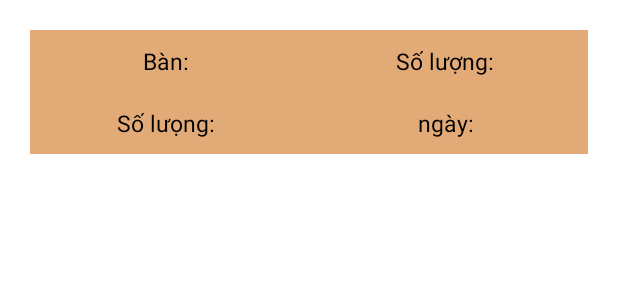
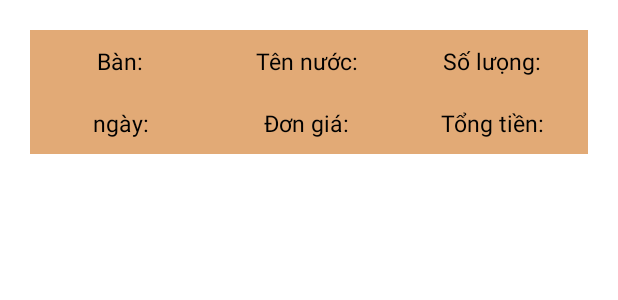
Before and after one commit to Tin-ngo/Coffee_App, an Android app: the layout item_datban_thungan.xml on its own in the app's theme, with its tools: preview values and no code run, on a phone screen of 412 x 824 dp. Shown: the top 300 px of the screen. Run offline under Robolectric (Android 15) with nearby library versions, the phone set to English and light mode, and no system bars.

Commit message:
Coffe_App 19it4

```diff
--- a/CoffeApp/app/src/main/java/com/example/coffeapp/OBJ_Datnuoc.kt
+++ b/CoffeApp/app/src/main/java/com/example/coffeapp/OBJ_Datnuoc.kt
@@ -7,4 +7,5 @@ package com.example.coffeapp
 //}
 
 class OBJ_Datnuoc(var idDatnuoc: Int, var idSoban : Int, var idNuoc: Int,
-                  var soluong:Int, var ngay:String, var thanhtoan: Int,var Xong_Don:Int, var tenNuoc:String )
+                  var soluong:Int, var ngay:String, var thanhtoan: Int,
+                  var Xong_Don:Int, var tenNuoc:String, var GiaNiemYet: Double ){}
--- /dev/null
+++ b/CoffeApp/app/src/main/java/com/example/coffeapp/OBJ_Datnuoc_Giathanh.kt
@@ -0,0 +1,6 @@
+package com.example.coffeapp
+
+class OBJ_Datnuoc_Giathanh(var idDatnuoc: Int, var idSoban : Int, var idNuoc: Int,
+                           var soluong:Int, var ngay:String, var thanhtoan: Int,
+                           var Xong_Don:Int, var tenNuoc:String, var GiaNiemYet: Double ) {
+}
--- a/CoffeApp/app/src/main/java/com/example/coffeapp/PV/PhucvuActivity.kt
+++ b/CoffeApp/app/src/main/java/com/example/coffeapp/PV/PhucvuActivity.kt
@@ -266,8 +266,11 @@ class PhucvuActivity : AppCompatActivity() {
                             myListView_phucvu_activity.onItemClickListener = AdapterView.OnItemClickListener {
                                 adapterView, view, position, id ->
 
+                                // HIỂN THỊ LIST VIEW
                                 var dialog = CustomDialogFragment_PV(position)   //hiển thị dialog khi click
                                 dialog.show(supportFragmentManager, "customDialog") //hiển thị dialog khi click
+
+                                //SỬ HIỂN THỊ CHI TIẾT MỘT DIALOGFRAGMENT
 
                             }
                         }
@@ -298,7 +301,8 @@ class PhucvuActivity : AppCompatActivity() {
                             // thêm dữ liệu vào mảng postlist
                             post[i] = postlist[i].idDatnuoc.toString()
                             array.add(OBJ_Datnuoc(postlist[i].idDatnuoc, postlist[i].idSoban, postlist[i].idNuoc,
-                                    postlist[i].soluong, postlist[i].ngay, postlist[i].thanhtoan, postlist[i].Xong_Don, postlist[i].tenNuoc))
+                                    postlist[i].soluong, postlist[i].ngay, postlist[i].thanhtoan, postlist[i].Xong_Don,
+                                    postlist[i].tenNuoc, postlist[i].GiaNiemYet))
 
 //                        //hiển thị ra adapter
 //                        var adapter = ArrayAdapter<String>(applicationContext, android.R.layout.simple_dropdown_item_1line, post)
--- a/CoffeApp/app/src/main/java/com/example/coffeapp/Quay/QuayActivity.kt
+++ b/CoffeApp/app/src/main/java/com/example/coffeapp/Quay/QuayActivity.kt
@@ -189,7 +189,8 @@ class QuayActivity : AppCompatActivity() {
                             post[i] = postlist[i].idDatnuoc.toString()
                             array_nuoc_canlam.add(OBJ_Datnuoc(postlist[i].idDatnuoc, postlist[i].idSoban,
                                     postlist[i].idNuoc, postlist[i].soluong, postlist[i].ngay,
-                                    postlist[i].thanhtoan, postlist[i].Xong_Don, postlist[i].tenNuoc))
+                                    postlist[i].thanhtoan, postlist[i].Xong_Don, postlist[i].tenNuoc,
+                                    postlist[i].GiaNiemYet))
 
 
                             headerLabel.setTransitionVisibility(View.VISIBLE)  // hiện view headerlabel
@@ -232,7 +233,8 @@ class QuayActivity : AppCompatActivity() {
                             post[i] = postlist[i].idDatnuoc.toString()
                             array_nuoc_dalam.add(OBJ_Datnuoc(postlist[i].idDatnuoc, postlist[i].idSoban,
                                     postlist[i].idNuoc, postlist[i].soluong, postlist[i].ngay,
-                                    postlist[i].thanhtoan, postlist[i].Xong_Don, postlist[i].tenNuoc))
+                                    postlist[i].thanhtoan, postlist[i].Xong_Don, postlist[i].tenNuoc,
+                            postlist[i].GiaNiemYet))
 
 
                             headerLabel.setTransitionVisibility(View.VISIBLE)  // hiện view headerlabel
--- a/CoffeApp/app/src/main/res/layout/item_datban_thungan.xml
+++ b/CoffeApp/app/src/main/res/layout/item_datban_thungan.xml
@@ -23,7 +23,17 @@
 
         <TextView
             android:id="@+id/txt_tennuoc_tn"
-            android:text="Số lượng: "
+            android:text="Tên nước: "
+            android:layout_weight="1"
+            android:textSize="15dp"
+            android:background="@color/mau_chu_dao"
+            android:textColor="#000000"
+            android:padding="10dip"
+            android:gravity="center"/>
+
+        <TextView
+            android:id="@+id/txt_soluong_tn"
+            android:text="Số lưọng: "
             android:layout_weight="1"
             android:textSize="15dp"
             android:background="@color/mau_chu_dao"
@@ -40,8 +50,8 @@
         android:gravity="center_horizontal">
 
         <TextView
-            android:id="@+id/txt_soluong_tn"
-            android:text="Số lưọng: "
+            android:id="@+id/txt_ngay_tn"
+            android:text="ngày: "
             android:layout_weight="1"
             android:textSize="15dp"
             android:background="@color/mau_chu_dao"
@@ -50,8 +60,18 @@
             android:gravity="center"/>
 
         <TextView
-            android:id="@+id/txt_ngay_tn"
-            android:text="ngày: "
+            android:id="@+id/txt_dongia_tn"
+            android:text="Đơn giá: "
+            android:layout_weight="1"
+            android:textSize="15dp"
+            android:background="@color/mau_chu_dao"
+            android:textColor="#000000"
+            android:padding="10dip"
+            android:gravity="center"/>
+
+        <TextView
+            android:id="@+id/txt_tongtien_tn"
+            android:text="Tổng tiền: "
             android:layout_weight="1"
             android:textSize="15dp"
             android:background="@color/mau_chu_dao"
```
Also changed, not shown: CoffeApp/app/src/main/java/com/example/coffeapp/ThuNgan/ThunganActivity.kt (+8 -3 lines), CoffeApp/app/src/main/java/com/example/coffeapp/ThuNgan/Xem_Order/Adapter_ListNuoc_TN.kt (+8 -0 lines), CoffeApp/app/src/main/java/com/example/coffeapp/ThuNgan/Xem_Order/DialogFragmment_detail_datban.kt (added, +55 -0 lines), CoffeApp/app/src/main/res/layout/fragment_custom_dialog_detail_datban.xml (added, +82 -0 lines), 2 other files.
